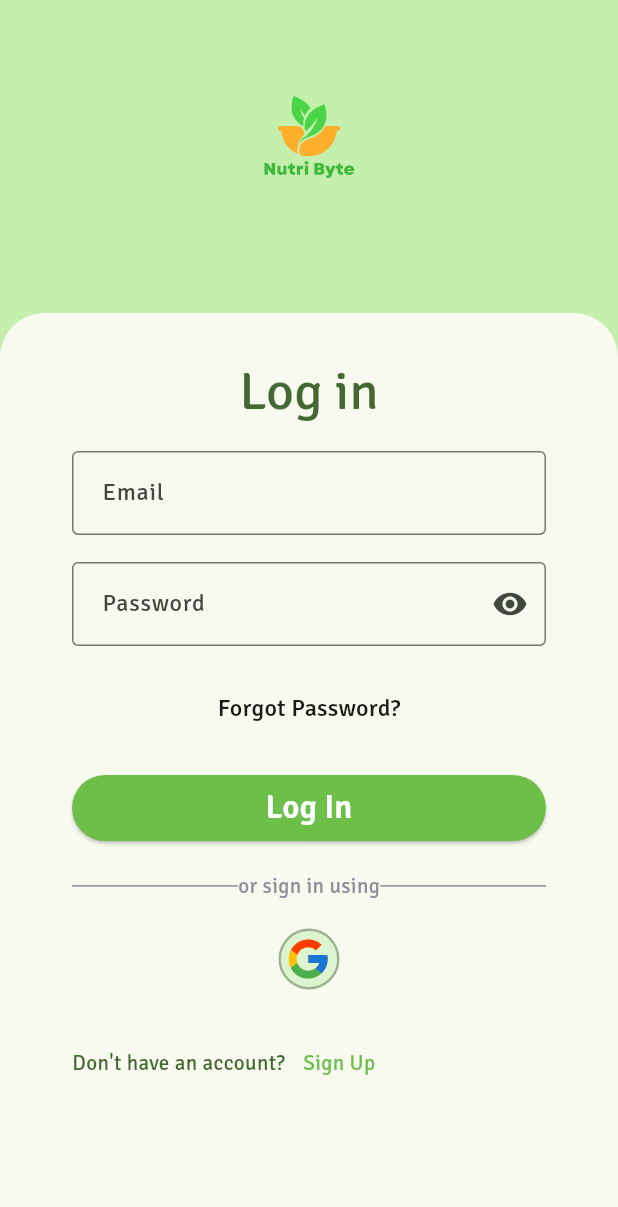
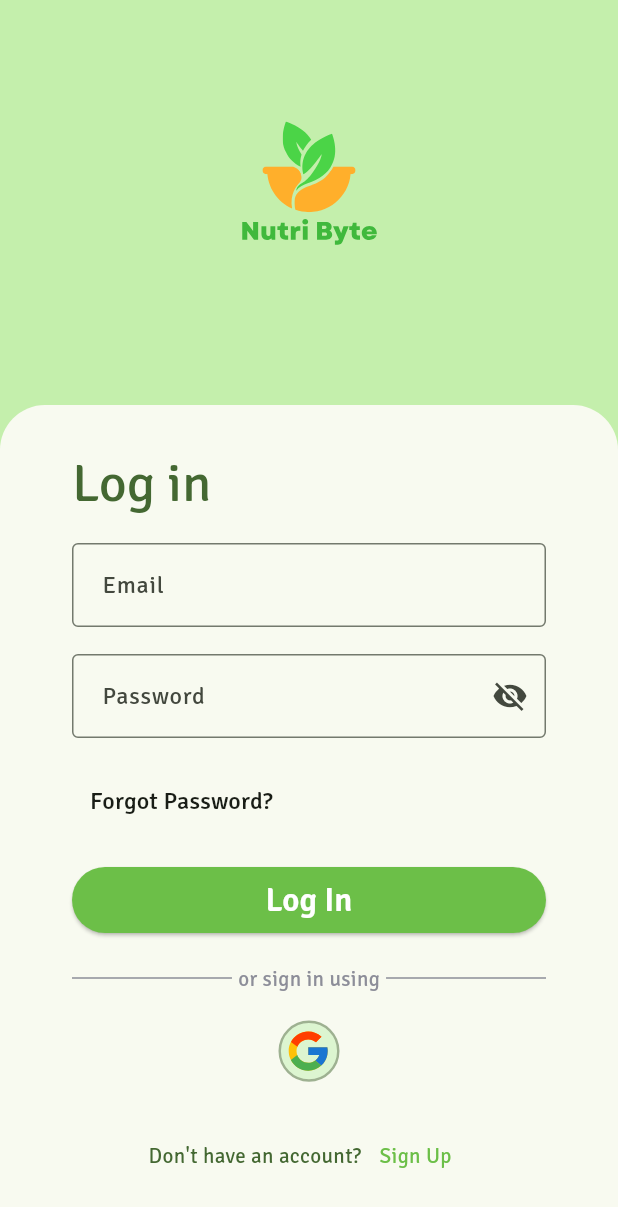
Before and after one commit to Xrayya/Nutri-Byte, a Flutter app: the screen it shows after launch, on a phone screen of 412 x 824 dp. Shown: the top 1207 px of the screen. Run offline on Flutter 3.47's test engine with Material 3 defaults, Android fonts, the phone set to English and light mode, and no system bars; our stand-ins replace cloud_firestore, firebase_auth, firebase_core, flutter_svg, form_validator, get and 1 more; accounts and stored records are empty.

Commit message:
feat: complete slice login

```diff
--- a/frontend/lib/app/core/theme/theme_data.dart
+++ b/frontend/lib/app/core/theme/theme_data.dart
@@ -132,7 +132,15 @@ class NutriByteTheme {
         ),
         foregroundColor:
             MaterialStateProperty.all(NutriByteColor.light.primary),
-        overlayColor: MaterialStateProperty.all(NutriByteColor.light.primary),
+        overlayColor: MaterialStateProperty.all(NutriByteColor.seedColor),
+      ),
+    ),
+    elevatedButtonTheme: ElevatedButtonThemeData(
+      style: ButtonStyle(
+        backgroundColor: MaterialStateProperty.all(NutriByteColor.primary70),
+        padding: MaterialStateProperty.all(
+          const EdgeInsets.symmetric(vertical: 8, horizontal: 16),
+        ),
       ),
     ),
   );
--- a/frontend/lib/app/modules/auth/login/controllers/login_controller.dart
+++ b/frontend/lib/app/modules/auth/login/controllers/login_controller.dart
@@ -1,7 +1,11 @@
+import 'package:flutter/material.dart';
 import 'package:get/get.dart';
 
 class LoginController extends GetxController {
-  //TODO: Implement LoginController
+  final emailEditingController = TextEditingController();
+  final passwordEditingController = TextEditingController();
+  final formKey = GlobalKey<FormState>();
+  final obscureText = true.obs;
 
   final count = 0.obs;
   @override
--- a/frontend/lib/app/modules/auth/login/views/login_view.dart
+++ b/frontend/lib/app/modules/auth/login/views/login_view.dart
@@ -1,5 +1,6 @@
 import 'package:flutter/material.dart';
 import 'package:flutter_svg/svg.dart';
+import 'package:form_validator/form_validator.dart';
 
 import 'package:get/get.dart';
 import 'package:nutri_byte/app/core/theme/colors.dart';
@@ -12,6 +13,7 @@ class LoginView extends GetView<LoginController> {
   Widget build(BuildContext context) {
     return Scaffold(
       backgroundColor: Get.theme.colorScheme.primaryContainer,
+      resizeToAvoidBottomInset: false,
       body: Column(
         crossAxisAlignment: CrossAxisAlignment.center,
         children: [
@@ -20,14 +22,11 @@ class LoginView extends GetView<LoginController> {
           ),
           SvgPicture.asset(
             'assets/images/nutribyte.svg',
-            width: context.width * 0.3,
-            height: context.width * 0.3,
+            width: context.width * 0.45,
+            height: context.width * 0.45,
           ),
-          SizedBox(
-            height: 55,
-          ),
-          Expanded(
-            child: Container(
+          Spacer(),
+          Container(
             width: double.infinity,
             padding: EdgeInsets.symmetric(vertical: 30, horizontal: 48),
             decoration: BoxDecoration(
@@ -37,7 +36,10 @@ class LoginView extends GetView<LoginController> {
                 topRight: Radius.circular(30),
               ),
             ),
+            child: Form(
+              key: controller.formKey,
               child: Column(
+                crossAxisAlignment: CrossAxisAlignment.start,
                 children: [
                   Text(
                     'Log in',
@@ -48,20 +50,36 @@ class LoginView extends GetView<LoginController> {
                     height: 18,
                   ),
                   TextFormField(
+                    controller: controller.emailEditingController,
                     keyboardType: TextInputType.emailAddress,
+                    validator: ValidationBuilder()
+                        .email('Please input a valid email')
+                        .build(),
                     decoration:
                         InputDecoration(hintText: 'Email', labelText: 'Email'),
                   ),
                   SizedBox(
                     height: 18,
                   ),
-                  TextFormField(
+                  Obx(
+                    () => TextFormField(
+                      controller: controller.passwordEditingController,
                       keyboardType: TextInputType.visiblePassword,
-                    obscureText: true,
+                      validator: ValidationBuilder()
+                          .minLength(
+                              8, 'Password length must be greatest than 8 char')
+                          .build(),
+                      obscureText: controller.obscureText.value,
                       decoration: InputDecoration(
                         hintText: 'Password',
                         labelText: 'Password',
-                      suffixIcon: Icon(Icons.visibility),
+                        suffixIcon: IconButton(
+                          onPressed: () => controller.obscureText.toggle(),
+                          icon: Icon(controller.obscureText.value
+                              ? Icons.visibility_off
+                              : Icons.visibility),
+                        ),
+                      ),
                     ),
                   ),
                   SizedBox(
@@ -80,11 +98,11 @@ class LoginView extends GetView<LoginController> {
                   SizedBox(
                     width: double.infinity,
                     child: ElevatedButton(
-                      onPressed: () {},
-                      style: ElevatedButton.styleFrom(
-                        primary: NutriByteColor.primary70,
-                        padding: EdgeInsets.symmetric(vertical: 8),
-                      ),
+                      onPressed: () {
+                        if (controller.formKey.currentState!.validate()) {
+                          //login
+                        }
+                      },
                       child: Text(
                         'Log In',
                         style: Get.textTheme.titleLarge!
@@ -92,7 +110,7 @@ class LoginView extends GetView<LoginController> {
                       ),
                     ),
                   ),
-                  SizedBox(
+                  const SizedBox(
                     height: 18,
                   ),
                   Row(
@@ -101,11 +119,18 @@ class LoginView extends GetView<LoginController> {
                         child: Divider(
                           color: NutriByteColor.darkText,
                           height: 1,
-                      )),
+                        ),
+                      ),
+                      SizedBox(
+                        width: 4,
+                      ),
                       Text(
                         'or sign in using',
                         style: TextStyle(
                             color: NutriByteColor.darkText, fontSize: 14),
+                      ),
+                      SizedBox(
+                        width: 4,
                       ),
                       Expanded(
                           child: Divider(
@@ -117,7 +142,8 @@ class LoginView extends GetView<LoginController> {
                   SizedBox(
                     height: 18,
                   ),
-                  MaterialButton(
+                  Center(
+                    child: MaterialButton(
                       onPressed: () {},
                       child: SvgPicture.asset(
                         'assets/images/circle_google.svg',
@@ -126,10 +152,12 @@ class LoginView extends GetView<LoginController> {
                       ),
                       shape: CircleBorder(side: BorderSide.none),
                     ),
+                  ),
                   SizedBox(
                     height: 18,
                   ),
                   Row(
+                    mainAxisAlignment: MainAxisAlignment.center,
                     children: [
                       Text(
                         "Don't have an account?",
--- a/frontend/pubspec.yaml
+++ b/frontend/pubspec.yaml
@@ -14,6 +14,7 @@ dependencies:
   google_sign_in: ^6.2.1
   material_color_utilities: ^0.5.0
   flutter_svg: ^2.0.9
+  form_validator: ^2.1.1
   flutter:
     sdk: flutter
 
```
Also changed, not shown: frontend/pubspec.lock. Lines whose indentation alone changed are shown as unchanged.
